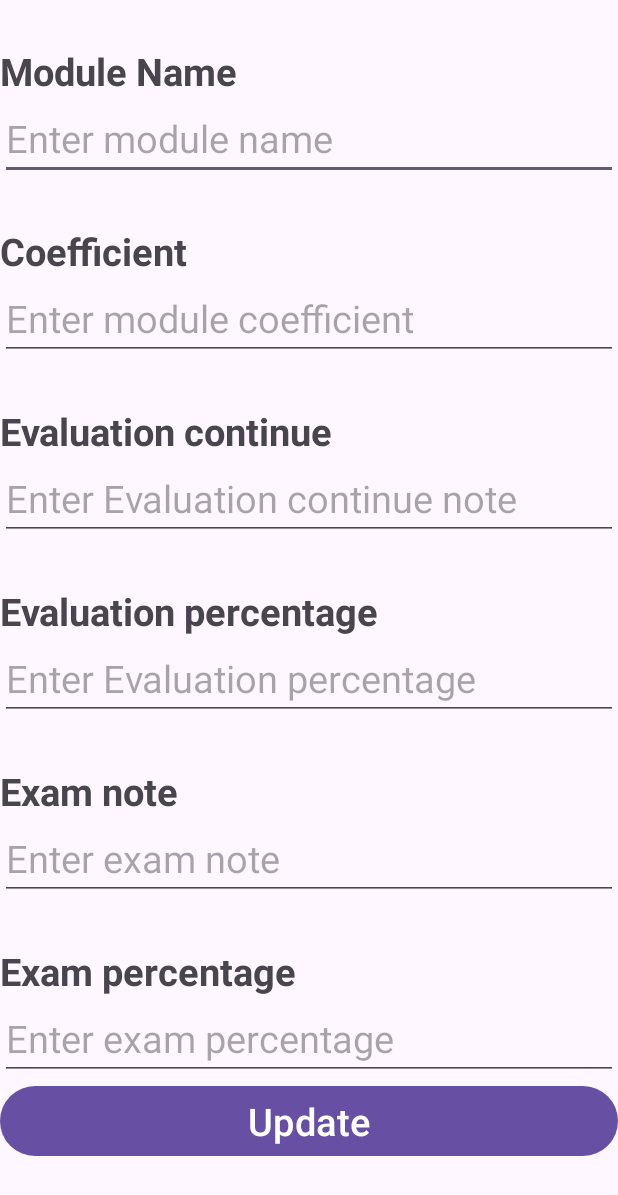
After one commit to HadilGuellaz/Guess_Results, an Android app: the layout activity_update_data.xml on its own in the app's theme, with its tools: preview values and no code run, on a phone screen of 412 x 824 dp. The commit adds this screen. Shown: the top 1195 px of the screen. Run offline under Robolectric (Android 15) with nearby library versions, the phone set to English and light mode, and no system bars.

Commit message:
Update Module

```diff
--- a/app/src/main/java/com/example/guess_results/fragments/HomeFragment.java
+++ b/app/src/main/java/com/example/guess_results/fragments/HomeFragment.java
@@ -32,7 +32,6 @@ public class HomeFragment extends Fragment {
         return view;
     }
 
-
     private void navigateToModuleFragment() {
         ModuleFragment moduleFragment = new ModuleFragment();
         FragmentTransaction transaction = getParentFragmentManager().beginTransaction();
--- /dev/null
+++ b/app/src/main/res/layout/activity_update_data.xml
@@ -0,0 +1,108 @@
+<?xml version="1.0" encoding="utf-8"?>
+<LinearLayout xmlns:android="http://schemas.android.com/apk/res/android"
+    xmlns:app="http://schemas.android.com/apk/res-auto"
+    xmlns:tools="http://schemas.android.com/tools"
+    android:id="@+id/main"
+    android:layout_width="match_parent"
+    android:layout_height="match_parent"
+    android:orientation="vertical"
+    tools:context=".MainActivity">
+
+    <!-- Module name -->
+    <TextView
+        android:layout_width="wrap_content"
+        android:layout_height="wrap_content"
+        android:text="Module Name"
+        android:textSize="25dp"
+        android:textStyle="bold"
+        android:layout_marginTop="30dp"/>
+    <EditText
+        android:id="@+id/name"
+        android:layout_width="match_parent"
+        android:layout_height="wrap_content"
+        android:hint="Enter module name "
+        android:textSize="25dp"/>
+
+    <!-- coefficient  -->
+    <TextView
+        android:layout_width="wrap_content"
+        android:layout_height="wrap_content"
+        android:text="Coefficient"
+        android:textSize="25dp"
+        android:textStyle="bold"
+        android:layout_marginTop="30dp"/>
+    <EditText
+        android:id="@+id/coef"
+        android:layout_width="match_parent"
+        android:layout_height="wrap_content"
+        android:hint="Enter module coefficient  "
+        android:textSize="25dp"/>
+
+    <!-- Evaluation continue  -->
+    <TextView
+        android:layout_width="wrap_content"
+        android:layout_height="wrap_content"
+        android:text="Evaluation continue"
+        android:textSize="25dp"
+        android:textStyle="bold"
+        android:layout_marginTop="30dp"/>
+    <EditText
+        android:id="@+id/eval"
+        android:layout_width="match_parent"
+        android:layout_height="wrap_content"
+        android:hint="Enter Evaluation continue note "
+        android:textSize="25dp"/>
+
+    <!-- Evaluation continue % -->
+    <TextView
+        android:layout_width="wrap_content"
+        android:layout_height="wrap_content"
+        android:text="Evaluation percentage"
+        android:textSize="25dp"
+        android:textStyle="bold"
+        android:layout_marginTop="30dp"/>
+    <EditText
+        android:id="@+id/eval_perc"
+        android:layout_width="match_parent"
+        android:layout_height="wrap_content"
+        android:hint="Enter Evaluation percentage "
+        android:textSize="25dp"/>
+
+    <!-- Exam -->
+    <TextView
+        android:layout_width="wrap_content"
+        android:layout_height="wrap_content"
+        android:text="Exam note"
+        android:textSize="25dp"
+        android:textStyle="bold"
+        android:layout_marginTop="30dp"/>
+    <EditText
+        android:id="@+id/exam"
+        android:layout_width="match_parent"
+        android:layout_height="wrap_content"
+        android:hint="Enter exam note  "
+        android:textSize="25dp"/>
+
+    <!-- Exam% -->
+    <TextView
+        android:layout_width="wrap_content"
+        android:layout_height="wrap_content"
+        android:text="Exam percentage"
+        android:textSize="25dp"
+        android:textStyle="bold"
+        android:layout_marginTop="30dp"/>
+    <EditText
+        android:id="@+id/exam_perc"
+        android:layout_width="match_parent"
+        android:layout_height="wrap_content"
+        android:hint="Enter exam percentage "
+        android:textSize="25dp"/>
+
+    <!--Button -->
+    <Button
+        android:id="@+id/save"
+        android:layout_width="match_parent"
+        android:layout_height="wrap_content"
+        android:text="Update"
+        android:textSize="25dp"/>
+</LinearLayout>
--- a/app/src/main/res/layout/list_item_module.xml
+++ b/app/src/main/res/layout/list_item_module.xml
@@ -23,6 +23,6 @@
         android:layout_height="24dp"
         android:background="@android:color/transparent"
         android:contentDescription="Edit Module"
-        android:src="@android:drawable/ic_menu_edit" />
+        android:src="@drawable/edit" />
 
 </LinearLayout>
```
Also changed, not shown: app/src/main/java/com/example/guess_results/DBHelper.java (+15 -0 lines), app/src/main/java/com/example/guess_results/Module.java (+16 -1 lines), app/src/main/java/com/example/guess_results/ModuleAdapter.java (+45 -10 lines), app/src/main/java/com/example/guess_results/fragments/EditDataFragment.java (added, +141 -0 lines), app/src/main/java/com/example/guess_results/fragments/ModuleFragment.java (+28 -13 lines), app/src/main/res/drawable/edit.xml (added, +10 -0 lines).
